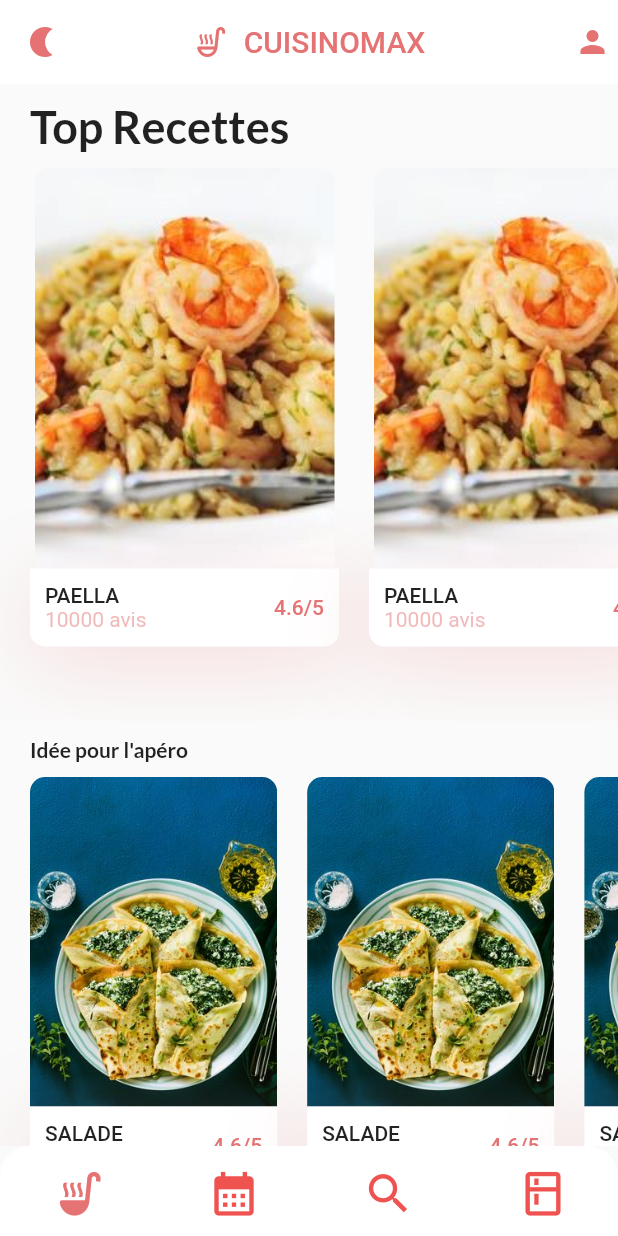
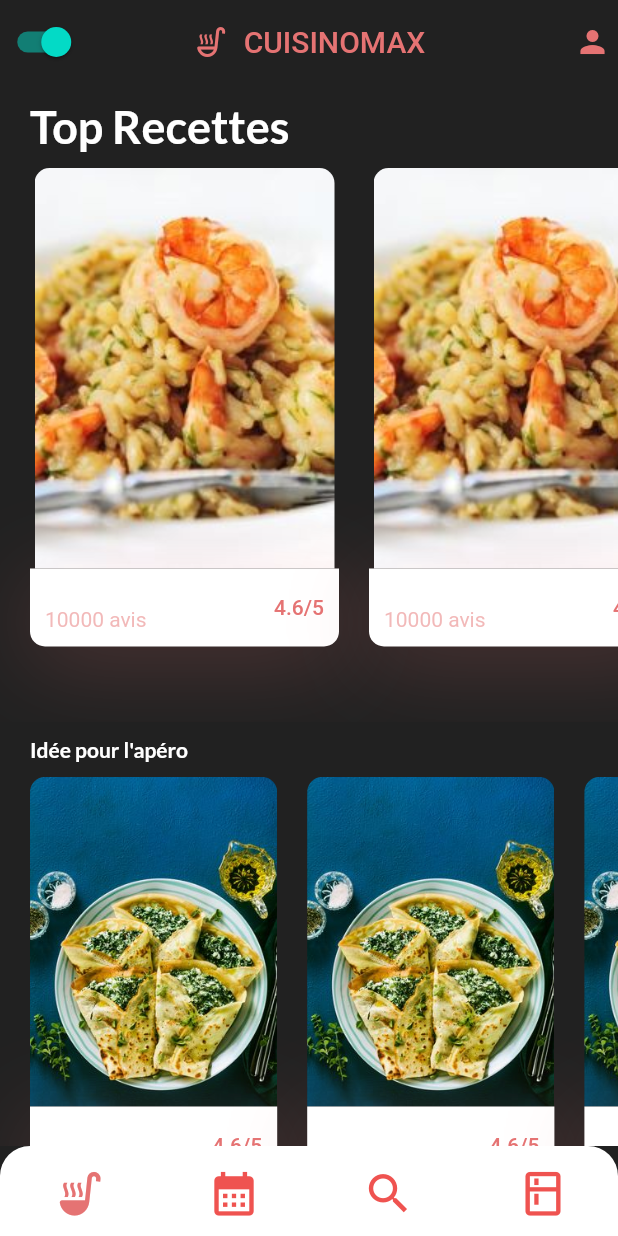
Before and after one commit to elios-cama/Projet_HM40, a Flutter app: the screen it shows after launch, on a phone screen of 412 x 824 dp. Run offline on Flutter 3.47's test engine with Material 2 defaults, Android fonts, the light colour scheme and no system bars; our stand-ins replace google_fonts, video_player.

Commit message:
added darkmode

```diff
--- a/lib/main.dart
+++ b/lib/main.dart
@@ -1,5 +1,7 @@
 import 'package:flutter/material.dart';
 import 'package:miniprojethm40/screens/home_screen.dart';
+import 'package:miniprojethm40/theme_provider.dart';
+import 'package:provider/provider.dart';
 
 void main() {
   runApp(const MyApp());
@@ -11,15 +13,21 @@ class MyApp extends StatelessWidget {
   // This widget is the root of your application.
   @override
   Widget build(BuildContext context) {
-    return MaterialApp(
-      debugShowCheckedModeBanner: false,
-      title: 'Flutter Demo',
-      theme: ThemeData(
-        appBarTheme: AppBarTheme(color: Colors.white, elevation: 0),
-        backgroundColor: Colors.white,
-        primarySwatch: Colors.red,
-      ),
-      home:  HomePage(),
+    return ChangeNotifierProvider(
+      create: ((context) => ThemeProvider()),
+      builder: (context, _){
+        final themeProvider = Provider.of<ThemeProvider>(context);
+
+      return  MaterialApp(
+        debugShowCheckedModeBanner: false,
+        title: 'Flutter Demo',
+        themeMode: themeProvider.thememode,
+        theme: MyThemes.lightTheme,
+        darkTheme : MyThemes.darkTheme,
+        home:  HomePage(),
+      );
+      },
+
     );
   }
 }
--- a/lib/screens/RecipeScreen.dart
+++ b/lib/screens/RecipeScreen.dart
@@ -9,7 +9,8 @@ import 'package:miniprojethm40/constants.dart';
 import 'package:miniprojethm40/size_config.dart';
 
 class RecipeScreen extends StatefulWidget {
-  const RecipeScreen({ Key? key }) : super(key: key);
+  const RecipeScreen({ Key? key, }) : super(key: key);
+
 
   @override
   State<RecipeScreen> createState() => _RecipeScreenState();
--- a/lib/screens/home_screen.dart
+++ b/lib/screens/home_screen.dart
@@ -2,12 +2,16 @@
 
 import 'package:flutter/material.dart';
 import 'package:miniprojethm40/components/appBarHome.dart';
+import 'package:miniprojethm40/main.dart';
 import 'package:miniprojethm40/screens/FridgeScreen.dart';
 import 'package:miniprojethm40/screens/RecipeScreen.dart';
 import 'package:miniprojethm40/constants.dart';
 import 'package:miniprojethm40/constants.dart';
 import 'package:miniprojethm40/screens/SearchScreen.dart';
 import 'package:miniprojethm40/screens/weekScreen.dart';
+import 'package:miniprojethm40/theme_provider.dart';
+import 'package:provider/provider.dart';
+
 
 class HomePage extends StatefulWidget {
   const HomePage({Key? key}) : super(key: key);
@@ -17,12 +21,42 @@ class HomePage extends StatefulWidget {
 }
 
 class _HomePageState extends State<HomePage> {
+  bool darkMode = false;
   int pageIndex = 0;
   List pages = [RecipeScreen(), WeekScreen(), SearchScreen(), FridgeScreen()];
   @override
   Widget build(BuildContext context) {
     return Scaffold(
-      appBar: AppBarHome(),
+      appBar: AppBar(
+      elevation: 0,
+      centerTitle: true,
+      leading: ChangeThemeIconWidget(),
+      title: Row(
+          mainAxisAlignment: MainAxisAlignment.center,
+          mainAxisSize: MainAxisSize.min,
+          children: [
+            Icon(
+              Icons.soup_kitchen_outlined,
+              color: primaryRedColor,
+            ),
+            SizedBox(
+              width: 10,
+            ),
+            Text(
+              "CUISINOMAX",
+              style: TextStyle(color: primaryRedColor),
+            )
+          ]),
+      actions: [
+        Padding(
+          padding: const EdgeInsets.only(right: 5),
+          child: Icon(
+            Icons.person,
+            color: primaryRedColor,
+          ),
+        )
+      ],
+    ),
       body: pages[pageIndex],
 
       bottomNavigationBar: CustomAppBar(context),
@@ -123,3 +157,18 @@ class _HomePageState extends State<HomePage> {
     );
   }
 }
+
+class ChangeThemeIconWidget extends StatelessWidget {
+  const ChangeThemeIconWidget({
+    Key? key,
+  }) : super(key: key);
+
+  @override
+  Widget build(BuildContext context) {
+    final themeProvider = Provider.of<ThemeProvider>(context);
+    return Switch.adaptive(value: themeProvider.isDarkMode, onChanged: (value){
+      final provider = Provider.of<ThemeProvider>(context, listen: false);
+      provider.toggleTheme(value);
+    });
+  }
+}
--- /dev/null
+++ b/lib/theme_provider.dart
@@ -0,0 +1,27 @@
+import 'package:flutter/material.dart';
+
+class ThemeProvider extends ChangeNotifier{
+  ThemeMode thememode = ThemeMode.dark;
+  bool get isDarkMode => thememode == ThemeMode.dark;
+  void toggleTheme(bool isOn){
+    thememode = isOn?
+    ThemeMode.dark:ThemeMode.light;
+    notifyListeners();
+  }
+}
+
+class MyThemes{
+  static final darkTheme = ThemeData(
+    scaffoldBackgroundColor: Colors.grey.shade900,
+    appBarTheme: AppBarTheme(color: Colors.grey.shade900),
+    bottomAppBarColor: Colors.grey.shade900,
+    colorScheme: ColorScheme.dark()
+  );
+
+  static final lightTheme = ThemeData(
+    scaffoldBackgroundColor: Colors.white,
+    appBarTheme: AppBarTheme(color: Colors.white),
+
+    colorScheme: ColorScheme.light()
+  );
+}
--- a/pubspec.yaml
+++ b/pubspec.yaml
@@ -36,6 +36,7 @@ dependencies:
   cupertino_icons: ^1.0.2
   google_fonts: ^2.3.2
   video_player: ^2.4.0
+  provider: ^6.0.2
 
 dev_dependencies:
   flutter_test:
```
Also changed, not shown: pubspec.lock.
